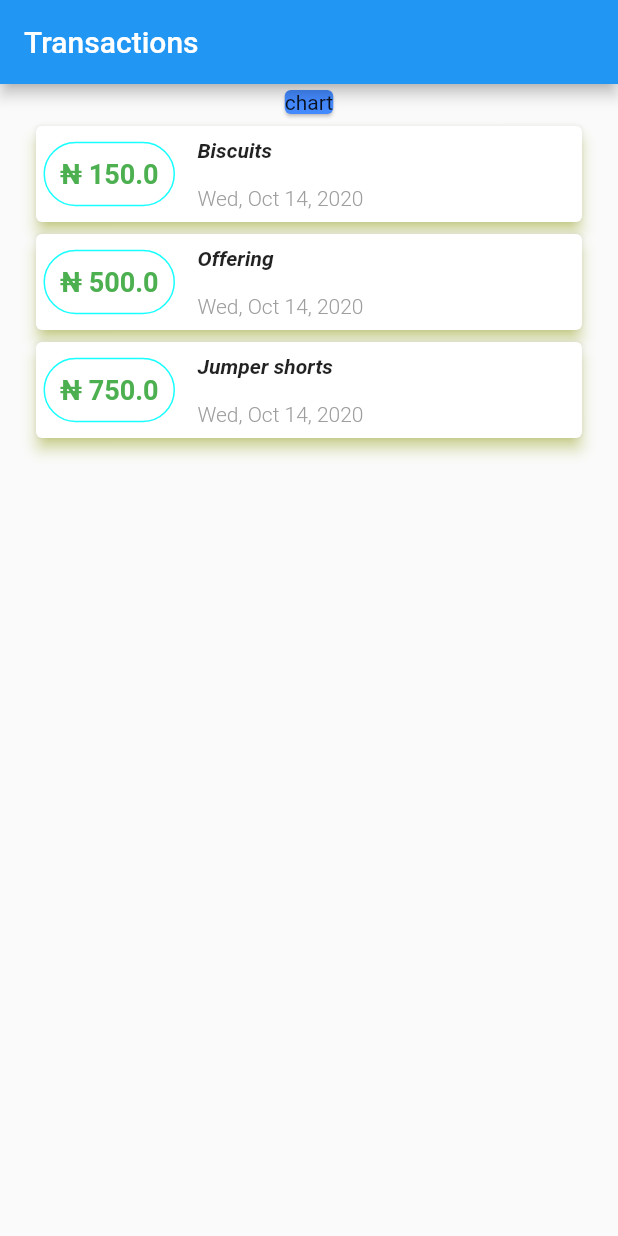
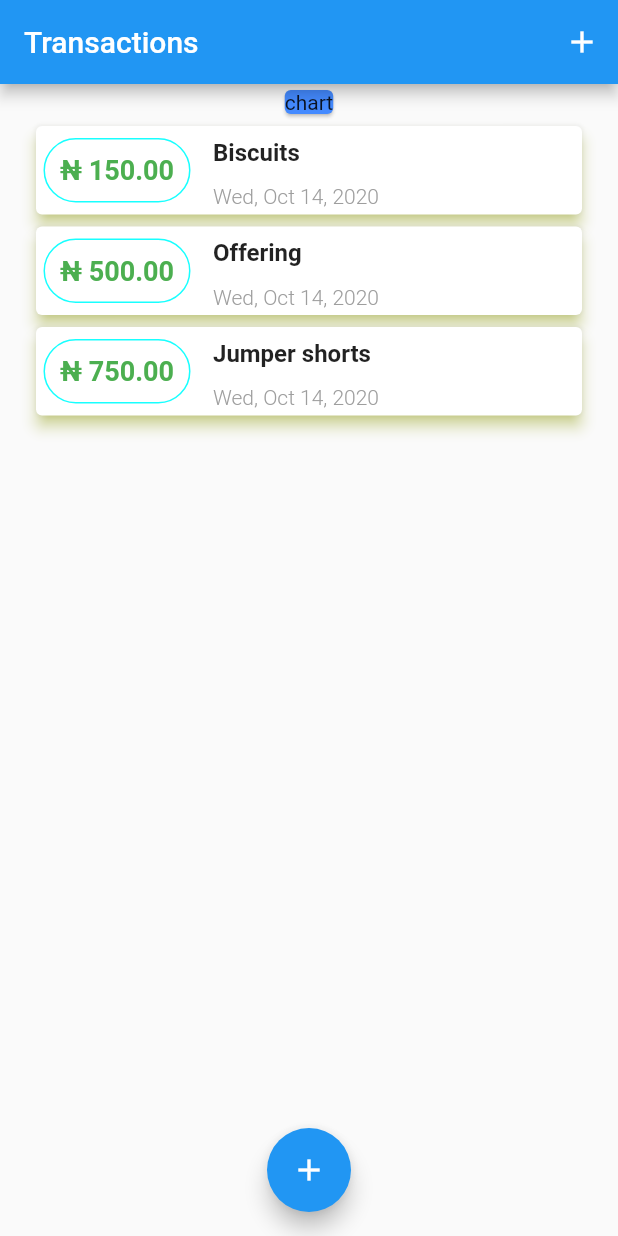
Before and after one commit to cranium44/flutter_tutorial_practice, a Flutter app: the screen it shows after launch, on a phone screen of 412 x 824 dp. Run offline on Flutter 3.47's test engine with Material 2 defaults, Android fonts, the phone set to English and light mode, and no system bars.

```diff
--- a/lib/main.dart
+++ b/lib/main.dart
@@ -1,12 +1,18 @@
 import 'package:flutter/material.dart';
-import 'package:flutter_tutorial_practice/models/transaction.dart';
-import 'package:flutter_tutorial_practice/widgets/transaction_list_item.dart';
+import 'package:flutter_tutorial_practice/widgets/new_transaction.dart';
+import 'models/transaction.dart';
+import 'widgets/user_transaction.dart';
 
 void main() {
   runApp(MyApp());
 }
 
-class MyApp extends StatelessWidget {
+class MyApp extends StatefulWidget {
+  @override
+  _MyAppState createState() => _MyAppState();
+}
+
+class _MyAppState extends State<MyApp> {
   final List<Transaction> transactions = [
     Transaction(
         id: "t1", title: "Biscuits", ammount: 150.00, date: DateTime.now()),
@@ -16,6 +22,20 @@ class MyApp extends StatelessWidget {
         id: "t3", title: "Jumper shorts", ammount: 750.00, date: DateTime.now())
   ];
 
+  addTransaction(Transaction tr) {
+    setState(() {
+      transactions.add(tr);
+    });
+  }
+
+  beginAddTransaction(BuildContext ctx) {
+    showModalBottomSheet(
+        context: ctx,
+        builder: (_) {
+          return NewTransaction(addTransaction);
+        });
+  }
+
   @override
   Widget build(BuildContext context) {
     return MaterialApp(
@@ -23,8 +43,15 @@ class MyApp extends StatelessWidget {
       home: Scaffold(
         appBar: AppBar(
           title: Text("Transactions"),
+          actions: [
+            IconButton(
+              icon: Icon(Icons.add),
+              onPressed: () => beginAddTransaction(context),
             ),
-        body: Container(
+          ],
+        ),
+        body: SingleChildScrollView(
+          child: Container(
             width: double.infinity,
             child: Column(
               crossAxisAlignment: CrossAxisAlignment.center,
@@ -34,13 +61,15 @@ class MyApp extends StatelessWidget {
                   color: Colors.blueAccent,
                   shadowColor: Colors.black,
                 ),
-              Column(
-                children: transactions.map((trans) {
-                  return TransactionItem(trans);
-                }).toList(),
-              )
+                Transactions(transactions)
               ],
             ),
+          ),
+        ),
+        floatingActionButtonLocation: FloatingActionButtonLocation.centerFloat,
+        floatingActionButton: FloatingActionButton(
+          onPressed: () => beginAddTransaction(context),
+          child: Icon(Icons.add),
         ),
       ),
     );
--- a/lib/widgets/transaction_list_item.dart
+++ b/lib/widgets/transaction_list_item.dart
@@ -21,7 +21,7 @@ class TransactionItem extends StatelessWidget {
               margin: EdgeInsets.fromLTRB(5, 5, 15, 5),
               padding: EdgeInsets.all(10),
               child: Text(
-                "\u20A6 ${transaction.ammount}" ,
+                "\u20A6 ${transaction.ammount.toStringAsFixed(2)}" ,
                 style: TextStyle(
                   fontSize: 18,
                   fontWeight: FontWeight.bold,
@@ -39,8 +39,7 @@ class TransactionItem extends StatelessWidget {
                   child: Text(
                     transaction.title,
                     style: TextStyle(
-                      fontSize: 14,
-                      fontStyle: FontStyle.italic,
+                      fontSize: 16,
                       fontWeight: FontWeight.bold,
                     ),
                   ),
@@ -54,7 +53,7 @@ class TransactionItem extends StatelessWidget {
                       fontWeight: FontWeight.w300,
                     ),
                   ),
-                  margin: EdgeInsets.symmetric(vertical: 8),
+                  margin: EdgeInsets.symmetric(vertical: 4),
                 )
               ],
             )
--- /dev/null
+++ b/lib/widgets/user_transaction.dart
@@ -0,0 +1,23 @@
+import 'package:flutter/material.dart';
+import 'package:flutter_tutorial_practice/models/transaction.dart';
+
+import 'transaction_list_item.dart';
+
+class Transactions extends StatelessWidget {
+  final List<Transaction> transactions;
+
+  Transactions(this.transactions);
+
+  @override
+  Widget build(BuildContext context) {
+    return Container(
+      height: 400,
+      child: ListView.builder(
+        itemBuilder: (ctx, index) {
+          return TransactionItem(transactions[index]);
+        },
+        itemCount: transactions.length,
+      ),
+    );
+  }
+}
```
Also changed, not shown: lib/widgets/new_transaction.dart (added, +57 -0 lines). Lines whose indentation alone changed are shown as unchanged.
